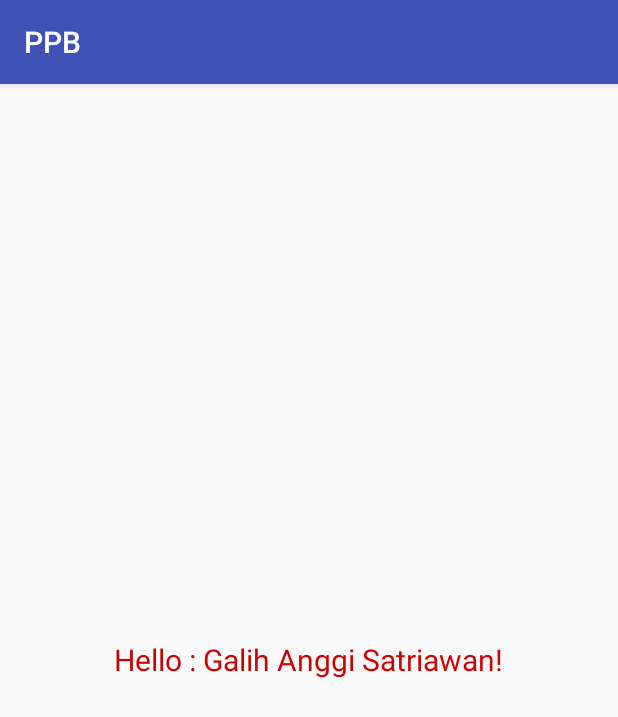
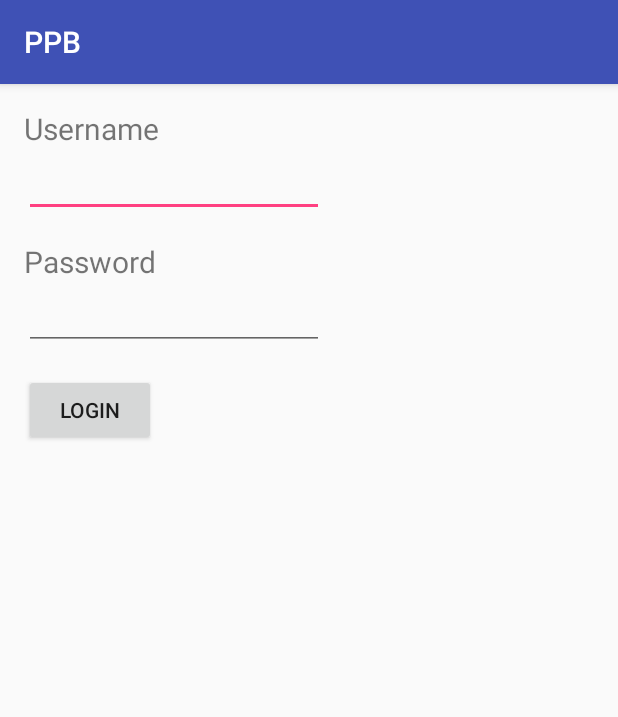
Before and after one commit to galihsatriawan/PPB, an Android app: the screen it shows after launch (MainActivity before the commit, LoginActivity after it), on a phone screen of 412 x 824 dp. Shown: the top 717 px of the screen. Run offline under Robolectric (Android 15) with nearby library versions, the phone set to English and light mode, and no system bars.

Commit message:
Latihan Pertemuan 3 : 1. Test Input 2. Form Login Dasar

```diff
--- a/PPB/app/src/main/AndroidManifest.xml
+++ b/PPB/app/src/main/AndroidManifest.xml
@@ -9,7 +9,11 @@
         android:roundIcon="@mipmap/ic_launcher_round"
         android:supportsRtl="true"
         android:theme="@style/AppTheme">
-        <activity android:name=".MainActivity">
+        <activity android:name=".MainActivity"></activity>
+        <activity android:name=".Test_input">
+
+        </activity>
+        <activity android:name=".LoginActivity">
             <intent-filter>
                 <action android:name="android.intent.action.MAIN" />
 
--- /dev/null
+++ b/PPB/app/src/main/java/com/jasaku/ppb/LoginActivity.java
@@ -0,0 +1,40 @@
+package com.jasaku.ppb;
+
+import android.content.Intent;
+import android.support.v7.app.AppCompatActivity;
+import android.os.Bundle;
+import android.util.Log;
+import android.view.View;
+import android.widget.Button;
+import android.widget.EditText;
+import android.widget.TextView;
+
+public class LoginActivity extends AppCompatActivity {
+
+    @Override
+    protected void onCreate(Bundle savedInstanceState) {
+        super.onCreate(savedInstanceState);
+        setContentView(R.layout.activity_login);
+        Button login = findViewById(R.id.btn_login);
+        final EditText edtUsername = findViewById(R.id.edtUsername);
+        final EditText edtPass= findViewById(R.id.edtPass);
+        final TextView hasil = findViewById(R.id.hasil);
+        login.setOnClickListener(new View.OnClickListener() {
+            @Override
+            public void onClick(View v) {
+                Log.d("Galih", "onClick: "+edtUsername.getText()+" pass "+edtPass.getText());
+                boolean user = ((edtUsername.getText()).toString().equals("galih"));
+                boolean pass = ((edtPass.getText()).toString().equals("galih"));
+                Log.d("galih", "Username: " + user);
+                Log.d("galih", "Password: " + pass);
+                if(user && pass){
+                    hasil.setText("Galih, Anda Berhasil Login");
+                }else{
+                    hasil.setText("Akun Anda Tidak Valid");
+                }
+                hasil.setVisibility(View.VISIBLE);
+            }
+        });
+
+    }
+}
--- /dev/null
+++ b/PPB/app/src/main/res/layout/activity_login.xml
@@ -0,0 +1,64 @@
+<?xml version="1.0" encoding="utf-8"?>
+<RelativeLayout xmlns:android="http://schemas.android.com/apk/res/android"
+    xmlns:app="http://schemas.android.com/apk/res-auto"
+    xmlns:tools="http://schemas.android.com/tools"
+    android:layout_width="match_parent"
+    android:layout_height="match_parent"
+    tools:context="com.jasaku.ppb.LoginActivity">
+    <LinearLayout
+        android:layout_width="wrap_content"
+        android:layout_margin="@dimen/margin_umum"
+        android:layout_height="wrap_content"
+        android:orientation="vertical">
+        <LinearLayout
+            android:layout_width="wrap_content"
+            android:orientation="vertical"
+            android:layout_margin="@dimen/margin_umum"
+            android:layout_height="wrap_content">
+            <TextView
+                android:layout_width="100dp"
+                android:layout_height="wrap_content"
+
+                android:textSize="20sp"
+                android:text="Username"/>
+            <EditText
+                android:layout_width="200dp"
+                android:id="@+id/edtUsername"
+                android:layout_height="wrap_content" />
+        </LinearLayout>
+        <LinearLayout
+            android:layout_width="wrap_content"
+            android:orientation="vertical"
+            android:layout_margin="@dimen/margin_umum"
+            android:layout_height="wrap_content">
+            <TextView
+                android:layout_width="100dp"
+                android:layout_height="wrap_content"
+
+                android:textSize="20sp"
+                android:text="Password"/>
+            <EditText
+                android:layout_width="200dp"
+                android:id="@+id/edtPass"
+                android:inputType="textPassword"
+                android:layout_height="wrap_content" />
+        </LinearLayout>
+        <Button
+            android:layout_margin="@dimen/margin_umum"
+            android:layout_width="wrap_content"
+            android:layout_height="wrap_content"
+            android:text="Login"
+            android:id="@+id/btn_login"/>
+
+        <TextView
+            android:visibility="gone"
+            android:id="@+id/hasil"
+            android:layout_width="wrap_content"
+            android:layout_height="wrap_content"
+            android:layout_margin="@dimen/margin_umum"
+            android:textSize="20sp"
+            android:text="Galih, Anda Berhasil Login"/>
+
+    </LinearLayout>
+
+</RelativeLayout>
--- a/PPB/app/src/main/res/layout/activity_main.xml
+++ b/PPB/app/src/main/res/layout/activity_main.xml
@@ -10,7 +10,7 @@
     <TextView
         android:layout_width="wrap_content"
         android:layout_height="wrap_content"
-        android:text="Hello : Galih Anggi Satriawan!"
+        android:text="Galih, Anda Berhasil Login"
         android:textSize="20sp"
         android:textColor="@android:color/holo_red_dark"
         android:layout_centerInParent="true"
--- /dev/null
+++ b/PPB/app/src/main/res/values/dimen.xml
@@ -0,0 +1,4 @@
+<?xml version="1.0" encoding="utf-8"?>
+<resources>
+    <dimen name="margin_umum">8dp</dimen>
+</resources>
--- a/PPB/app/src/main/res/values/strings.xml
+++ b/PPB/app/src/main/res/values/strings.xml
@@ -1,3 +1,7 @@
 <resources>
     <string name="app_name">PPB</string>
+    <string name="hello_world">Hello world!</string>
+    <string name="menu_settings">Settings</string>
+    <string name="nm">Nama:</string>
+    <string name="btn">OK</string>
 </resources>
```
Also changed, not shown: PPB/app/src/main/java/com/jasaku/ppb/Test_input.java (added, +27 -0 lines), PPB/app/src/main/res/layout/activity_test_input.xml (added, +40 -0 lines), 1 other file.
